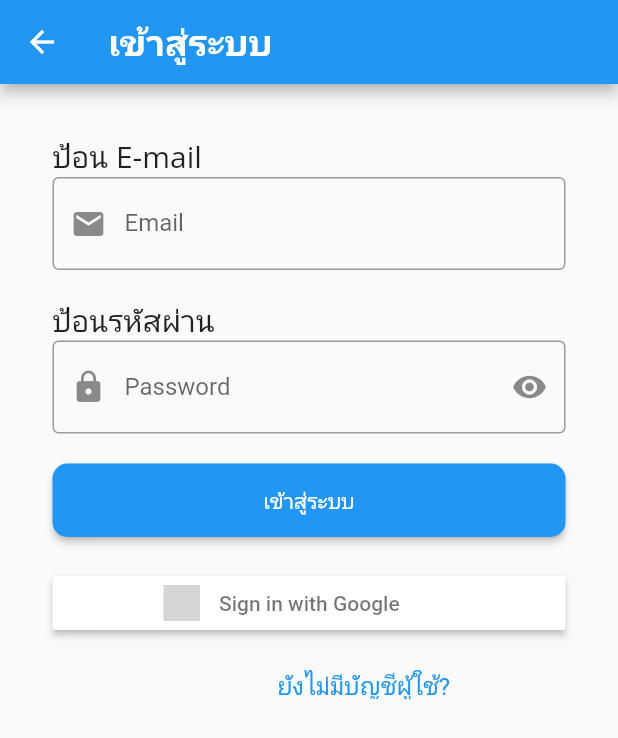
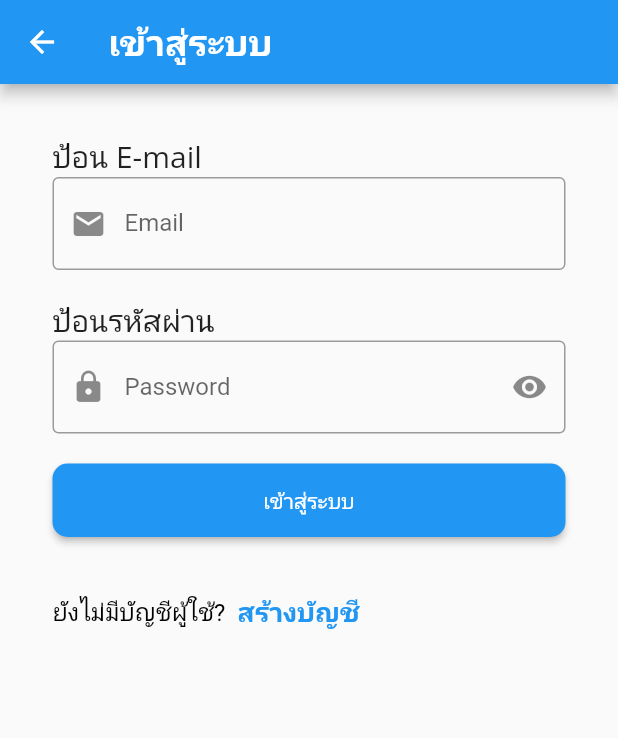
Before and after one commit to lighting0217/type21, a Flutter app: the RegisterScreen screen opened directly, after a tap on "สร้างบัญชี", after a tap on "เข้าสู่ระบบ", on a phone screen of 412 x 824 dp. Shown: the top 738 px of the screen. Run offline on Flutter 3.47's test engine with Material 2 defaults, Android fonts, the phone set to English and light mode, and no system bars; our stand-ins replace cloud_firestore, firebase_auth, firebase_core, firebase_crashlytics, flutter_calendar_carousel, flutter_signin_button and 11 more; accounts and stored records are empty; grey boxes are pictures that could not be loaded.

Commit message:
Update fix some minor bug

```diff
--- a/lib/screens/reg_log_screen/login_screen.dart
+++ b/lib/screens/reg_log_screen/login_screen.dart
@@ -92,6 +92,8 @@ class _LoginScreenState extends State<LoginScreen> {
                         const SizedBox(height: 20),
                         _buildLoginButton(),
                         const SizedBox(height: 20),
+                        //_buildGoogleSigninButton(),
+                        //const SizedBox(height: 20,),
                         _buildDontHaveAccout(),
                       ],
                     ),
@@ -110,19 +112,22 @@ class _LoginScreenState extends State<LoginScreen> {
 
   Widget _buildDontHaveAccout() {
     return SizedBox(
-      height: 20,
+      height: 60,
+      width: double.infinity,
       child: Row(
-        mainAxisAlignment: MainAxisAlignment.end,
-        crossAxisAlignment: CrossAxisAlignment.center,
+        mainAxisAlignment: MainAxisAlignment.start,
         children: [
           const Text(
             "ยังไม่มีบัญชีผู้ใช้?",
             style: TextStyle(
               fontSize: 16,
-              color: Colors.blue,
+              color: Colors.black,
             ),
           ),
           TextButton(
+            style: TextButton.styleFrom(
+              foregroundColor: Colors.blue,
+            ),
             onPressed: () {
               Navigator.pushReplacement(
                 context,
@@ -131,7 +136,14 @@ class _LoginScreenState extends State<LoginScreen> {
                 ),
               );
             },
-            child: const Text("เข้าสู่ระบบ"),
+            child: const Text(
+              "สร้างบัญชี",
+              style: TextStyle(
+                color: Colors.blue,
+                fontSize: 18,
+                fontWeight: FontWeight.bold,
+              ),
+            ),
           ),
         ],
       ),
@@ -219,8 +231,6 @@ class _LoginScreenState extends State<LoginScreen> {
             child: const Text('เข้าสู่ระบบ'),
           ),
         ),
-        const SizedBox(height: 20),
-        _buildGoogleSigninButton(),
       ],
     );
   }
--- a/lib/screens/reg_log_screen/register_screen.dart
+++ b/lib/screens/reg_log_screen/register_screen.dart
@@ -165,10 +165,8 @@ class _RegisterScreenState extends State<RegisterScreen> {
                       const SizedBox(
                         height: 20,
                       ),
-                      _buildGoogleSigninButton(),
-                      const SizedBox(
-                        height: 20,
-                      ),
+                      //_buildGoogleSigninButton(),
+                      //const SizedBox(height: 20,),
                       _buildAlreadyHaveAccout(),
                     ],
                   ),
@@ -188,13 +186,13 @@ class _RegisterScreenState extends State<RegisterScreen> {
 
   Widget _buildAlreadyHaveAccout() {
     return SizedBox(
-      height: 20,
+      height: 60,
+      width: double.infinity,
       child: Row(
-        mainAxisAlignment: MainAxisAlignment.end,
-        crossAxisAlignment: CrossAxisAlignment.center,
+        mainAxisAlignment: MainAxisAlignment.start,
         children: [
           const Text("มีบัญชีผู้ใช้แล้ว?",
-              style: TextStyle(fontSize: 16, color: Colors.blue)),
+              style: TextStyle(fontSize: 16, color: Colors.black)),
           TextButton(
             onPressed: () {
               Navigator.pushReplacement(
@@ -204,7 +202,14 @@ class _RegisterScreenState extends State<RegisterScreen> {
                 ),
               );
             },
-            child: const Text("เข้าสู่ระบบ"),
+            child: const Text(
+              "เข้าสู่ระบบ",
+              style: TextStyle(
+                color: Colors.blue,
+                fontSize: 18,
+                fontWeight: FontWeight.bold,
+              ),
+            ),
           ),
         ],
       ),
```
Also changed, not shown: 6 other files.
